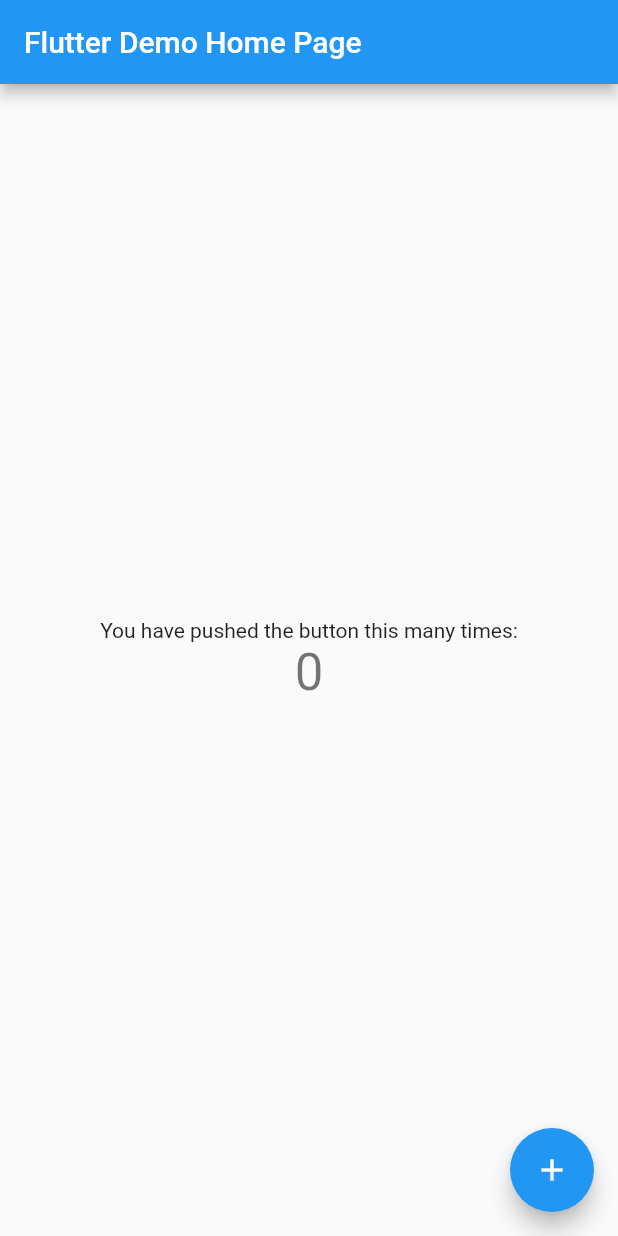
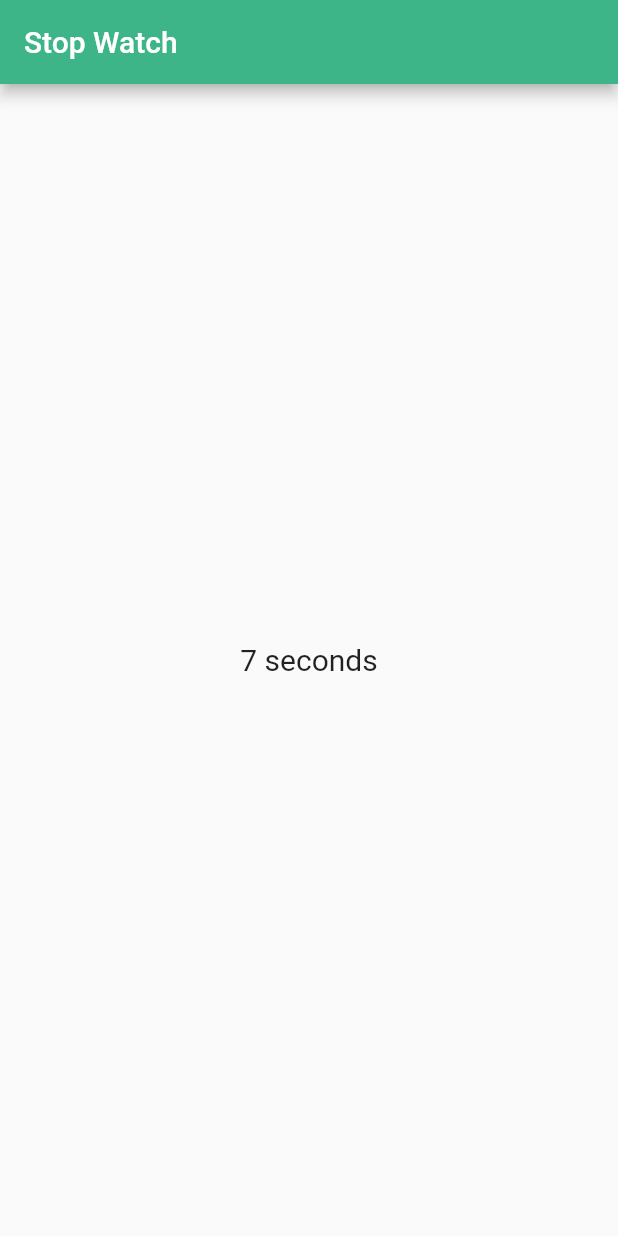
Before and after one commit to DARK-PROGRAMMER-I/stop_watch, a Flutter app: the screen it shows after launch, on a phone screen of 412 x 824 dp. Run offline on Flutter 3.47's test engine with Material 2 defaults, Android fonts, the phone set to English and light mode, and no system bars; missing offline and left inert: dart:ffi.

Commit message:
Stop watch app from book " Flutter Cook Book"

```diff
--- a/lib/main.dart
+++ b/lib/main.dart
@@ -1,115 +1,17 @@
 import 'package:flutter/material.dart';
+import 'package:stop_watch/main_classes/stopwatch.dart';
 
-void main() {
-  runApp(const MyApp());
-}
+void main() => runApp(StopWatchApp());
 
-class MyApp extends StatelessWidget {
-  const MyApp({Key? key}) : super(key: key);
+class StopWatchApp extends StatelessWidget {
+  const StopWatchApp({Key? key}) : super(key: key);
 
-  // This widget is the root of your application.
   @override
   Widget build(BuildContext context) {
+
     return MaterialApp(
-      title: 'Flutter Demo',
-      theme: ThemeData(
-        // This is the theme of your application.
-        //
-        // Try running your application with "flutter run". You'll see the
-        // application has a blue toolbar. Then, without quitting the app, try
-        // changing the primarySwatch below to Colors.green and then invoke
-        // "hot reload" (press "r" in the console where you ran "flutter run",
-        // or simply save your changes to "hot reload" in a Flutter IDE).
-        // Notice that the counter didn't reset back to zero; the application
-        // is not restarted.
-        primarySwatch: Colors.blue,
-      ),
-      home: const MyHomePage(title: 'Flutter Demo Home Page'),
+      debugShowCheckedModeBanner: false,
+      home: StopWatch()
     );
   }
 }
-
-class MyHomePage extends StatefulWidget {
-  const MyHomePage({Key? key, required this.title}) : super(key: key);
-
-  // This widget is the home page of your application. It is stateful, meaning
-  // that it has a State object (defined below) that contains fields that affect
-  // how it looks.
-
-  // This class is the configuration for the state. It holds the values (in this
-  // case the title) provided by the parent (in this case the App widget) and
-  // used by the build method of the State. Fields in a Widget subclass are
-  // always marked "final".
-
-  final String title;
-
-  @override
-  State<MyHomePage> createState() => _MyHomePageState();
-}
-
-class _MyHomePageState extends State<MyHomePage> {
-  int _counter = 0;
-
-  void _incrementCounter() {
-    setState(() {
-      // This call to setState tells the Flutter framework that something has
-      // changed in this State, which causes it to rerun the build method below
-      // so that the display can reflect the updated values. If we changed
-      // _counter without calling setState(), then the build method would not be
-      // called again, and so nothing would appear to happen.
-      _counter++;
-    });
-  }
-
-  @override
-  Widget build(BuildContext context) {
-    // This method is rerun every time setState is called, for instance as done
-    // by the _incrementCounter method above.
-    //
-    // The Flutter framework has been optimized to make rerunning build methods
-    // fast, so that you can just rebuild anything that needs updating rather
-    // than having to individually change instances of widgets.
-    return Scaffold(
-      appBar: AppBar(
-        // Here we take the value from the MyHomePage object that was created by
-        // the App.build method, and use it to set our appbar title.
-        title: Text(widget.title),
-      ),
-      body: Center(
-        // Center is a layout widget. It takes a single child and positions it
-        // in the middle of the parent.
-        child: Column(
-          // Column is also a layout widget. It takes a list of children and
-          // arranges them vertically. By default, it sizes itself to fit its
-          // children horizontally, and tries to be as tall as its parent.
-          //
-          // Invoke "debug painting" (press "p" in the console, choose the
-          // "Toggle Debug Paint" action from the Flutter Inspector in Android
-          // Studio, or the "Toggle Debug Paint" command in Visual Studio Code)
-          // to see the wireframe for each widget.
-          //
-          // Column has various properties to control how it sizes itself and
-          // how it positions its children. Here we use mainAxisAlignment to
-          // center the children vertically; the main axis here is the vertical
-          // axis because Columns are vertical (the cross axis would be
-          // horizontal).
-          mainAxisAlignment: MainAxisAlignment.center,
-          children: <Widget>[
-            const Text(
-              'You have pushed the button this many times:',
-            ),
-            Text(
-              '$_counter',
-              style: Theme.of(context).textTheme.headline4,
-            ),
-          ],
-        ),
-      ),
-      floatingActionButton: FloatingActionButton(
-        onPressed: _incrementCounter,
-        tooltip: 'Increment',
-        child: const Icon(Icons.add),
-      ), // This trailing comma makes auto-formatting nicer for build methods.
-    );
-  }
-}
--- /dev/null
+++ b/lib/main_classes/stopwatch.dart
@@ -0,0 +1,53 @@
+import 'dart:async';
+import 'dart:ffi';
+
+import 'package:flutter/material.dart';
+
+class StopWatch extends StatefulWidget{
+  @override
+  State createState() => StopWatchState();
+}
+
+class StopWatchState extends State<StopWatch>{
+  // Now we need to create Seconds and timer
+  int? seconds;
+  Timer? timer;
+
+  // now build functions
+  @override
+  void initState(){
+    super.initState();
+
+    seconds= 0;
+    timer= Timer.periodic(Duration(seconds:1), _onTick);
+  }
+  // Function for incrementing the number
+  void _onTick(Timer time){
+    setState(() {
+      seconds= seconds!+ 1 ;
+    });
+  }
+
+  // Creating dynamic text -> use infront of seconds
+  String _secondsText() => seconds == 1? 'second': 'seconds';
+  // create a function to stop Timer when off the screen
+  @override
+  void dispose(){
+    timer?.cancel();
+    super.dispose();
+  }
+  @override
+  Widget build(BuildContext context){
+    return Scaffold(
+      appBar: AppBar(
+        backgroundColor: Color(0xff3eb489),
+        title: Text("Stop Watch", style: TextStyle(color: Colors.white),),
+      ),
+      body: Container(
+        child: Center(
+          child: Text("$seconds ${_secondsText()}", style: TextStyle(fontSize: 20),),
+        ),
+      ),
+    );
+  }
+}
```
